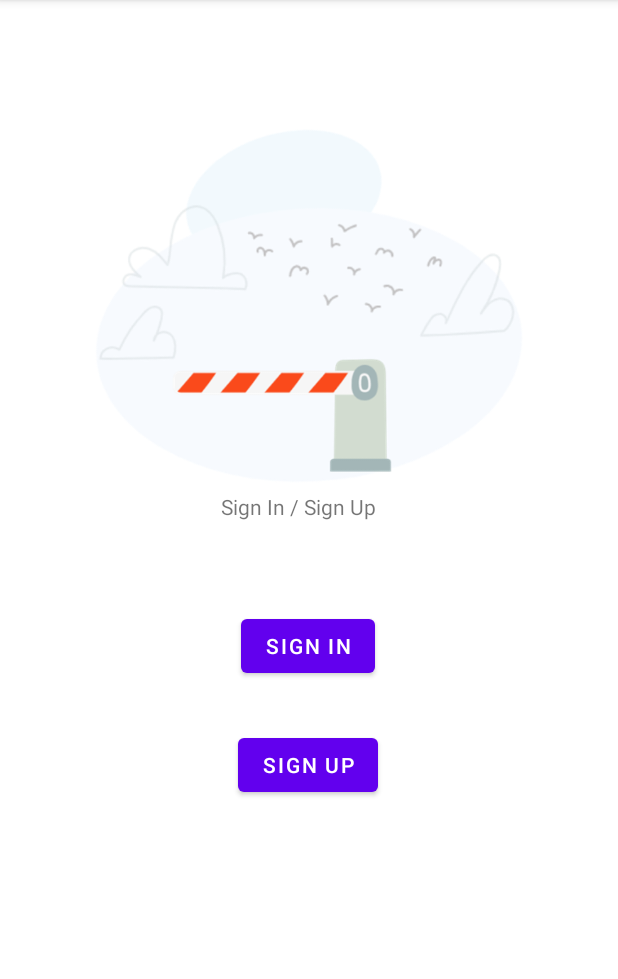
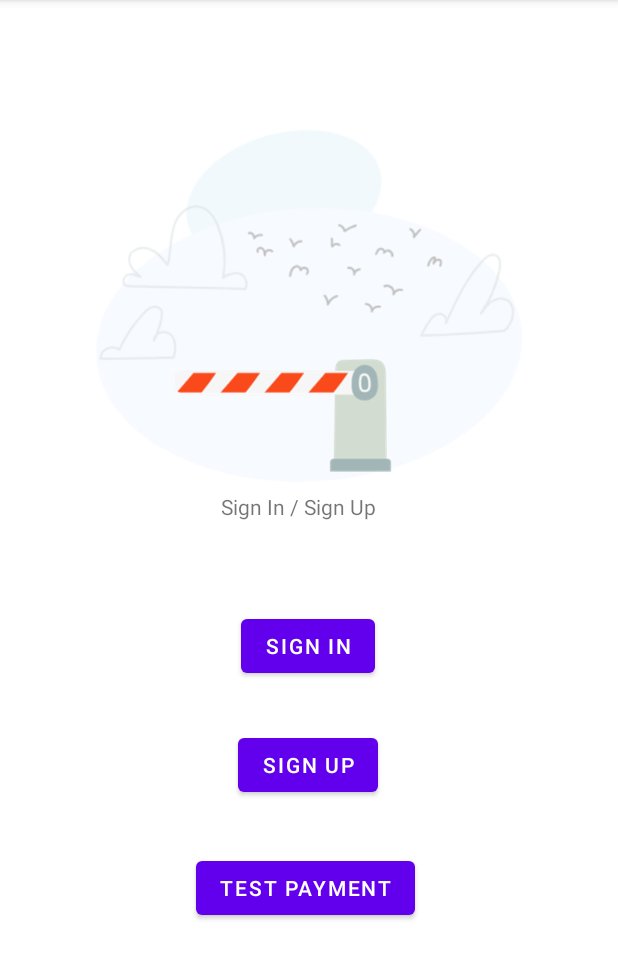
Before and after one commit to xtien64/USMGO, an Android app: the screen it shows after launch (MainActivity), on a phone screen of 412 x 824 dp, the part 84-1063 px from its top. Run offline under Robolectric (Android 15) with nearby library versions, the phone set to English and light mode, and no system bars; libraries missing offline, so code that uses them is left out: com.karumi.dexter; 1 statement that could not run was skipped.

Commit message:
Payment Layout

```diff
--- a/app/src/main/java/com/example/usmgo/MainActivity.java
+++ b/app/src/main/java/com/example/usmgo/MainActivity.java
@@ -3,6 +3,7 @@ package com.example.usmgo;
 import androidx.appcompat.app.AppCompatActivity;
 
 import android.Manifest;
+import android.annotation.SuppressLint;
 import android.content.Intent;
 import android.net.Uri;
 import android.os.Bundle;
@@ -18,11 +19,10 @@ import com.karumi.dexter.listener.PermissionGrantedResponse;
 import com.karumi.dexter.listener.PermissionRequest;
 import com.karumi.dexter.listener.single.PermissionListener;
 
-import java.security.Permission;
+public class MainActivity extends AppCompatActivity {
+    Button button;
 
-public class MainActivity extends AppCompatActivity {
-    private Button button;
-
+    @SuppressLint("MissingInflatedId")
     @Override
     protected void onCreate(Bundle savedInstanceState) {
         super.onCreate(savedInstanceState);
@@ -35,6 +35,16 @@ public class MainActivity extends AppCompatActivity {
             @Override
             public void onClick(View v) {
                 openSignIn();
+            }
+        });
+
+        //test payment part
+        button = (Button) findViewById(R.id.button_test_payment);
+        button.setOnClickListener(new View.OnClickListener() {
+            @Override
+            public void onClick(View v) {
+                Intent intent = new Intent(getApplicationContext(), payment.class);
+                startActivity(intent);
             }
         });
     }
--- a/app/src/main/res/layout/activity_main.xml
+++ b/app/src/main/res/layout/activity_main.xml
@@ -2,10 +2,10 @@
 <androidx.constraintlayout.widget.ConstraintLayout xmlns:android="http://schemas.android.com/apk/res/android"
     xmlns:app="http://schemas.android.com/apk/res-auto"
     xmlns:tools="http://schemas.android.com/tools"
+    android:id="@+id/btn_test_payment"
     android:layout_width="match_parent"
     android:layout_height="match_parent"
     tools:context=".MainActivity">
-
 
 
     <TextView
@@ -21,6 +21,7 @@
         app:layout_constraintVertical_bias="0.438" />
 
     <ImageView
+        android:id="@+id/imageView2"
         android:layout_width="wrap_content"
         android:layout_height="250dp"
         app:layout_constraintBottom_toTopOf="@+id/textView"
@@ -55,4 +56,16 @@
         app:layout_constraintTop_toBottomOf="@+id/button_signin"
         app:layout_constraintVertical_bias="0.119" />
 
+    <Button
+        android:id="@+id/button_test_payment"
+        android:layout_width="wrap_content"
+        android:layout_height="wrap_content"
+        android:text="Test payment"
+        app:layout_constraintBottom_toBottomOf="parent"
+        app:layout_constraintEnd_toEndOf="parent"
+        app:layout_constraintHorizontal_bias="0.492"
+        app:layout_constraintStart_toStartOf="parent"
+        app:layout_constraintTop_toBottomOf="@+id/button_signin"
+        app:layout_constraintVertical_bias="0.427" />
+
 </androidx.constraintlayout.widget.ConstraintLayout>
```
Also changed, not shown: app/src/main/java/com/example/usmgo/pay_cash.java (added, +18 -0 lines), app/src/main/java/com/example/usmgo/payment.java (added, +44 -0 lines), app/src/main/java/com/example/usmgo/payment_history.java (added, +16 -0 lines), app/src/main/res/layout/activity_payment.xml (added, +71 -0 lines), app/src/main/res/layout/fragment_pay_cash.xml (added, +13 -0 lines), app/src/main/res/layout/fragment_payment_history.xml (added, +13 -0 lines), app/src/main/res/drawable/cash.png (added), app/src/main/res/drawable/history.jpg (added), app/src/main/res/drawable/payment.png (added).
